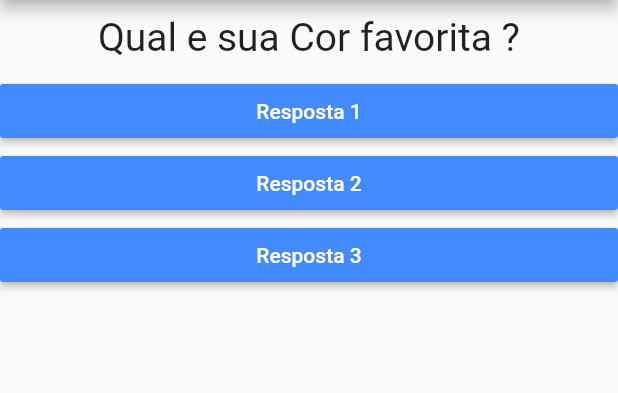
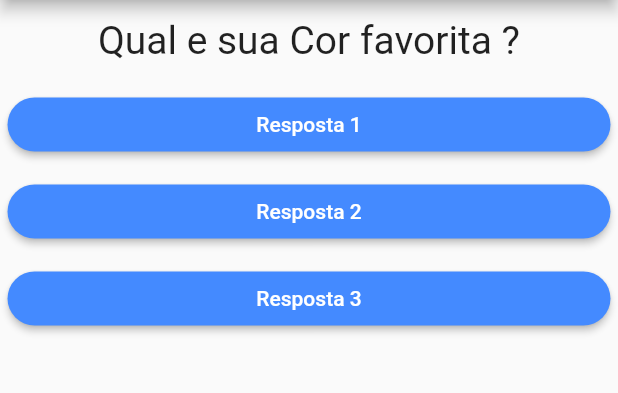
Before and after one commit to Lfifolato/Flutter_Perguntados, a Flutter app: the screen it shows after launch, on a phone screen of 412 x 824 dp, the part 84-477 px from its top. Run offline on Flutter 3.47's test engine with Material 2 defaults, Android fonts, the phone set to English and light mode, and no system bars.

Commit message:
Ajuste Buton

```diff
--- a/lib/questao.dart
+++ b/lib/questao.dart
@@ -8,7 +8,7 @@ class Questao extends StatelessWidget {
   @override
   Widget build(BuildContext context) {
     return Container(
-      margin: EdgeInsets.all(10),
+      margin: EdgeInsets.all(12),
       width: double.infinity,
       child: Text(
         texto,
--- a/lib/respota.dart
+++ b/lib/respota.dart
@@ -10,10 +10,13 @@ class Respotas extends StatelessWidget {
   @override
   Widget build(BuildContext context) {
     return Container(
+      margin: EdgeInsets.all(5),
       width: double.infinity,
       child: RaisedButton(
         textColor: Colors.white,
         color: Colors.blueAccent,
+        shape: new RoundedRectangleBorder(
+            borderRadius: new BorderRadius.circular(50.0)),
         child: Text(texto),
         onPressed: onSelec,
       ),
```
